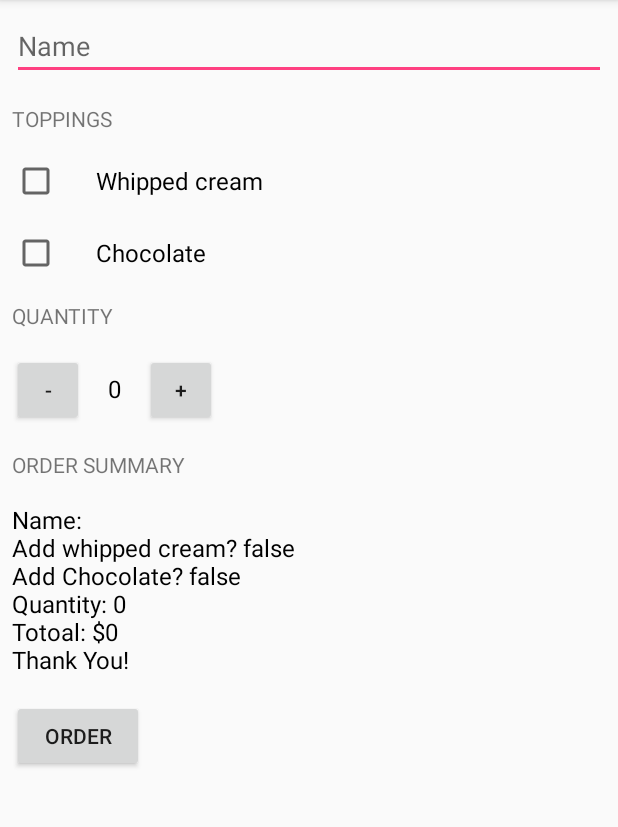
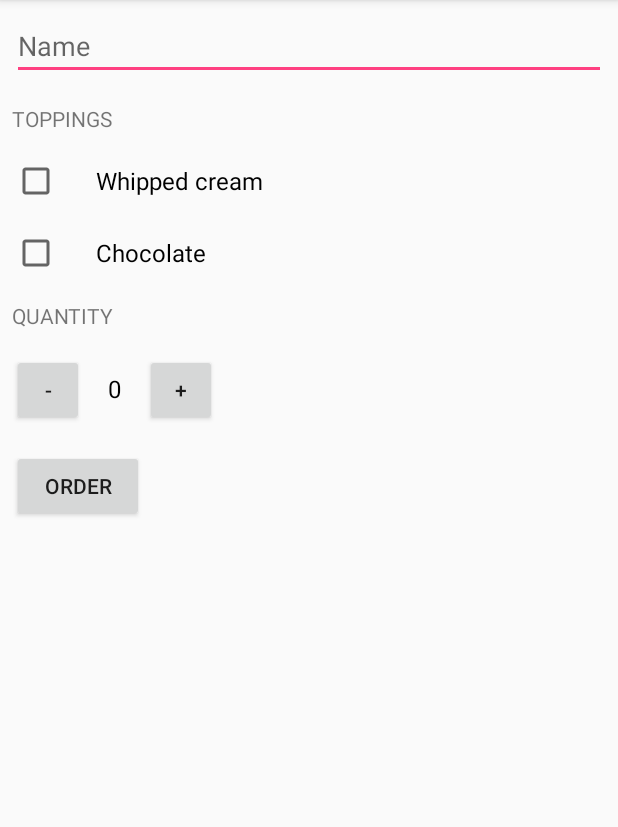
Before and after one commit to prateekgarg/justJava, an Android app: the screen it shows after launch (MainActivity), after a tap on "ORDER", on a phone screen of 412 x 824 dp, the part 84-911 px from its top. Run offline under Robolectric (Android 15) with nearby library versions, the phone set to English and light mode, and no system bars.

```diff
--- a/app/src/main/AndroidManifest.xml
+++ b/app/src/main/AndroidManifest.xml
@@ -15,6 +15,11 @@
 
                 <category android:name="android.intent.category.LAUNCHER" />
             </intent-filter>
+            <intent-filter>
+                <action android:name="android.intent.action.SENDTO" />
+                <data android:scheme="mailto" />
+                <category android:name="android.intent.category.DEFAULT" />
+            </intent-filter>
         </activity>
     </application>
 
--- a/app/src/main/java/com/example/prateekgarg/justjava/MainActivity.java
+++ b/app/src/main/java/com/example/prateekgarg/justjava/MainActivity.java
@@ -2,8 +2,11 @@
 
 package com.example.prateekgarg.justjava;
 
+import android.content.Intent;
+import android.net.Uri;
 import android.os.Bundle;
 import android.support.v7.app.AppCompatActivity;
+import android.util.Log;
 import android.view.View;
 import android.widget.CheckBox;
 import android.widget.EditText;
@@ -29,7 +32,22 @@ public class MainActivity extends AppCompatActivity {
         //Log.v("Whipped Cream checkbox",  "" + whippedCreamState);
         //Log.v("Chocolate checkbox",  "" + chocolateState);
         int price = calculatePrice(whippedCreamState, chocolateState);
-        displayMessage(createOrderSummary(price, whippedCreamState, chocolateState, nameEntered));
+        //displayMessage(createOrderSummary(price, whippedCreamState, chocolateState, nameEntered));
+        sendIntent(createOrderSummary(price, whippedCreamState, chocolateState, nameEntered), nameEntered);
+    }
+
+    public void sendIntent(String message, String name) {
+        Intent intent = new Intent(Intent.ACTION_SENDTO);
+        intent.setData(Uri.parse("mailto:"));
+
+        intent.putExtra(Intent.EXTRA_SUBJECT, "JustJava Coffee Order for " + name);
+        intent.putExtra(Intent.EXTRA_TEXT, message);
+        intent.putExtra(Intent.EXTRA_EMAIL, new String[]{"garg.prateek1@outlook.com"});
+        if (intent.resolveActivity(getPackageManager()) != null) {
+            startActivity(intent);
+        } else {
+            Log.e("Email Intent Problem", "Failed to get any package capable of handling email sending");
+        }
     }
 
     /**
@@ -50,11 +68,11 @@ public class MainActivity extends AppCompatActivity {
     /**
      * This method displays the given text on the screen.
      */
-    private void displayMessage(String message) {
+   /* private void displayMessage(String message) {
         TextView orderSummaryTextView = findViewById(R.id.order_summary_text_view);
         //orderSummaryTextView.
         orderSummaryTextView.setText(message);
-    }
+    }*/
 
     /**
      * This method displays the given quantity value on the screen.
--- a/app/src/main/res/layout/activity_main.xml
+++ b/app/src/main/res/layout/activity_main.xml
@@ -84,7 +84,7 @@
 
             </LinearLayout>
 
-            <TextView
+            <!--            <TextView
                             android:layout_width="wrap_content"
                             android:layout_height="wrap_content"
                             android:layout_margin="8dp"
@@ -98,7 +98,7 @@
                             android:layout_margin="8dp"
                             android:text="$0"
                             android:textColor="#000000"
-                android:textSize="16sp" />
+                            android:textSize="16sp" />-->
 
             <Button
                 android:layout_width="wrap_content"
```
Lines whose indentation alone changed are shown as unchanged.
